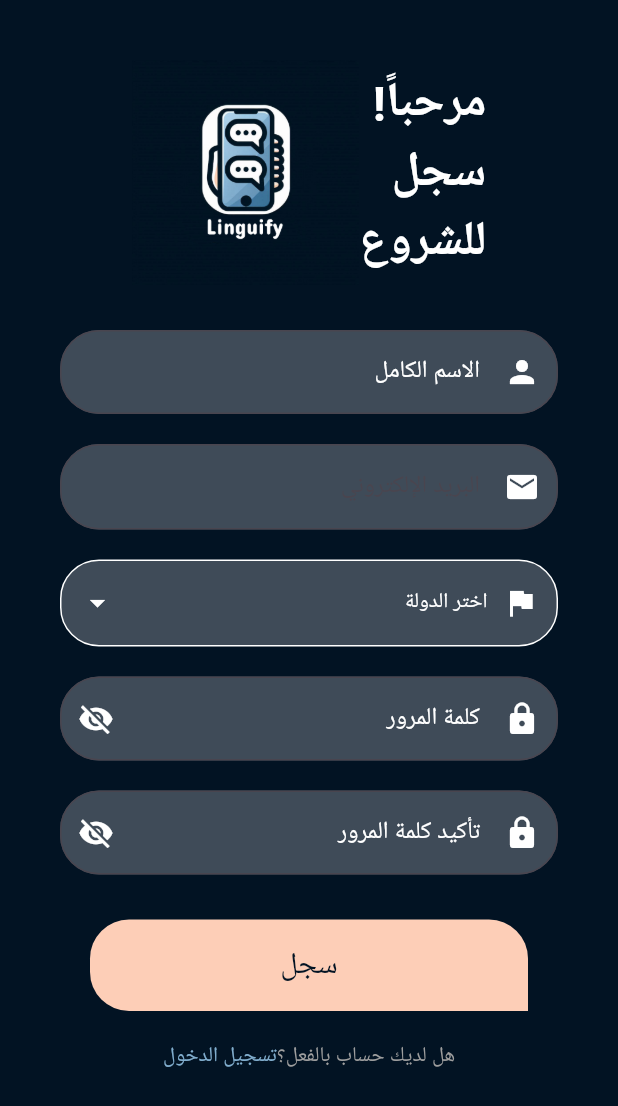
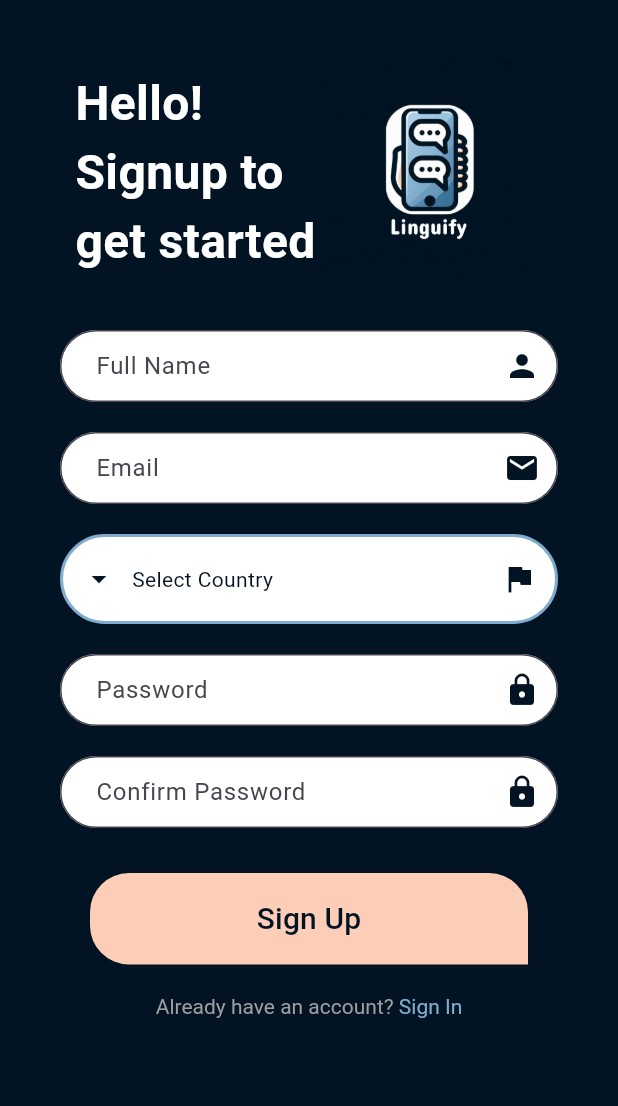
Before and after one commit to Hamza-ben-aicha/Linguify, a Flutter app: the SignUpPage screen opened directly, on a phone screen of 412 x 824 dp. Shown: the top 1106 px of the screen. Run offline on Flutter 3.47's test engine with Material 3 defaults, Android fonts, the phone set to English and light mode, and no system bars; our stand-ins replace cloud_firestore, country_picker, firebase_auth, firebase_core; accounts and stored records are empty; network calls fail.

Commit message:
login ,signup,complete account info 1 completed

```diff
--- a/lib/constants/Constants.dart
+++ b/lib/constants/Constants.dart
@@ -10,7 +10,9 @@ const Color SECONDARY_COLOR = Color(0xFFFFFFFF);
 const Color THIRD_COLOR = Color(0xFFFDCEB7);
 const Color FORTH_COLOR = Color(0xFF000000);
 const Color FIFTH_COLOR = Color(0xFF80ADCD);
-const Color SIXTH_COLOR = Color(0xFF80ADCD);
+const Color SIXTH_COLOR = Color(0xFF082D4D);
+const Color GREY_COLOR = Color(0xFF8D8D8D);
+
 /// --------------------------- END colors section ------
 
 ///-----------------------------icons url --------------
--- a/lib/l10n/intl_ar.arb
+++ b/lib/l10n/intl_ar.arb
@@ -1,21 +1,32 @@
 {
   "title": "Linguify",
   "app_short_description": "",
-  "_General": "*** العوالم العامة ***",
+  "_General": "*** كلمات عامة ***",
   "email": "البريد الإلكتروني",
   "password": "كلمة المرور",
   "fullname": "الاسم الكامل",
-  "select_country": "اختر الدولة",
+  "select_country": "اختر البلد",
   "confrim_password": "تأكيد كلمة المرور",
-  "forget_password": "هل نسيت كلمة المرور؟",
+  "forget_password": "نسيت كلمة المرور؟",
   "_SplashScreen": "*** شاشة البداية ***",
   "next": "التالي",
-  "_SignInScreen": "*** ترجمة شاشة تسجيل الدخول ***",
-  "welcome": "مرحباً مجدداً!\nأهلاً بك \nمن جديد",
+  "_SignInScreen": "*** شاشة تسجيل الدخول ***",
+  "welcome": "مرحبًا مجددًا!\nأهلاً بعودتك",
   "signin": "تسجيل الدخول",
   "dont_have_account": "ليس لديك حساب؟",
   "_SignUp_Screen": "*** شاشة التسجيل ***",
-  "gettin_start": "مرحباً!\nسجل\nللشروع",
-  "signup": "سجل",
-  "already_have_account": "هل لديك حساب بالفعل؟"
+  "gettin_start": "مرحبًا!\nسجل لتبدأ",
+  "signup": "تسجيل",
+  "already_have_account": "هل لديك حساب بالفعل؟",
+  "email_already_in_use": "البريد الإلكتروني مستخدم بالفعل",
+  "invalid_email": "البريد الإلكتروني غير صالح",
+  "weak_password": "كلمة المرور ضعيفة",
+  "unknown_error": "خطأ غير معروف",
+  "passwords_do_not_match": "كلمات المرور غير متطابقة",
+  "complete_accoun1": "أكمل معلومات حسابك\n1/2",
+  "complete_accoun2": "أكمل معلومات حسابك\n2/2",
+  "interests": "الاهتمامات",
+  "goals": "الأهداف",
+  "languages_to_learn": "اللغات التي تريد تعلمها",
+  "native_language": "لغتك الأم"
 }
--- a/lib/l10n/intl_en.arb
+++ b/lib/l10n/intl_en.arb
@@ -17,5 +17,19 @@
   "_SignUp_Screen": "*** SignUp Screen ***",
   "gettin_start": "Hello!\nSignup to\nget started",
   "signup": "Sign Up",
-  "already_have_account": "Already have an account? "
+  "already_have_account": "Already have an account? ",
+  "email_already_in_use": "Email already in use",
+  "invalid_email": "Invalid email",
+  "weak_password": "Weak password",
+  "unknown_error": "unknown_error",
+  "passwords_do_not_match": "Passwords do not match",
+  "complete_accoun1": "Complete Your Account Info\n1/2",
+  "complete_accoun2": "Complete Your Account Info\n2/2",
+  "interests": "Interests",
+  "goals": "Goals",
+  "languages_to_learn": "Languages you want to learn",
+  "native_language": "Your native languages",
+  "signup_failed": "signup failed",
+  "details_updated_successfully": "details updated successfully",
+  "failed_to_update_details": "failed to update details"
 }
--- a/lib/main.dart
+++ b/lib/main.dart
@@ -24,7 +24,7 @@ class MyApp extends StatelessWidget {
   @override
   Widget build(BuildContext context) {
     return MaterialApp(
-      locale: const Locale('ar'),
+      locale: const Locale('en'),
       debugShowCheckedModeBanner: false,
       localizationsDelegates: [
         S.delegate,
--- a/lib/models/User.dart
+++ b/lib/models/User.dart
@@ -1,6 +1,65 @@
-class User{
-   String username;
-   String email;
+class UserModel {
+   String? email;
+   String? password;
+   String? fullName;
+   String? country;
+   List<String>? interests;
+   List<String>? goals;
+   List<String>? languagesToLearn;
+   String? nativeLanguage;
+   String? accountImage;
+   DateTime? birthdate;
+   String? bio;
+   String? gender;
 
-   User(this.username, this.email);
+   UserModel({
+      this.email,
+      this.password,
+      this.fullName,
+      this.country,
+      this.interests,
+      this.goals,
+      this.languagesToLearn,
+      this.nativeLanguage,
+      this.accountImage,
+      this.birthdate,
+      this.bio,
+      this.gender,
+   });
+
+   // Convert UserModel to JSON
+   Map<String, dynamic> toJson() {
+      return {
+         'email': email,
+         'password': password,
+         'full_name': fullName,
+         'country': country,
+         'interests': interests,
+         'goals': goals,
+         'languages_to_learn': languagesToLearn,
+         'native_language': nativeLanguage,
+         'account_image': accountImage,
+         'birthdate': birthdate?.toIso8601String(),
+         'bio': bio,
+         'gender': gender,
+      };
+   }
+
+   // Create UserModel from JSON
+   factory UserModel.fromJson(Map<String, dynamic> json) {
+      return UserModel(
+         email: json['email'],
+         password: json['password'],
+         fullName: json['full_name'],
+         country: json['country'],
+         interests: List<String>.from(json['interests']),
+         goals: List<String>.from(json['goals']),
+         languagesToLearn: List<String>.from(json['languages_to_learn']),
+         nativeLanguage: json['native_language'],
+         accountImage: json['account_image'],
+         birthdate: DateTime.parse(json['birthdate']),
+         bio: json['bio'],
+         gender: json['gender'],
+      );
+   }
 }
--- a/lib/screens/SignUpPage.dart
+++ b/lib/screens/SignUpPage.dart
@@ -1,13 +1,17 @@
 import 'package:convocult/Constants/Constants.dart';
 import 'package:convocult/generated/l10n.dart';
+import 'package:convocult/screens/AccountInfoPage.dart';
 import 'package:convocult/screens/LoginPage.dart';
+import 'package:convocult/services/user_service.dart';
 import 'package:country_picker/country_picker.dart';
+import 'package:firebase_auth/firebase_auth.dart';
 import 'package:flutter/cupertino.dart';
 import 'package:flutter/gestures.dart';
 import 'package:flutter/material.dart';
+import 'package:cloud_firestore/cloud_firestore.dart';
+
 
 class SignUpPage extends StatefulWidget {
-
   SignUpPage({super.key});
 
   @override
@@ -16,7 +20,68 @@ class SignUpPage extends StatefulWidget {
 
 class _SignUpPageState extends State<SignUpPage> {
   Country? selectedCountry;
-  int i=0;
+
+  TextEditingController fullnameController = TextEditingController();
+  TextEditingController emailController = TextEditingController();
+  TextEditingController passwordController = TextEditingController();
+  TextEditingController confirmPasswordController = TextEditingController();
+
+  UserService _userServices = UserService(); // Initialize UserServices
+
+  @override
+  void dispose() {
+    fullnameController.dispose();
+    emailController.dispose();
+    passwordController.dispose();
+    confirmPasswordController.dispose();
+    super.dispose();
+  }
+
+  void signUp() async {
+    if (passwordController.text != confirmPasswordController.text) {
+      ScaffoldMessenger.of(context).showSnackBar(SnackBar(content: Text(S.of(context).passwords_do_not_match)));
+      return;
+    }
+
+    try {
+      User? user = await _userServices.signUp(
+        emailController.text.trim(),
+        passwordController.text.trim(),
+        fullnameController.text.trim(),
+        selectedCountry?.name ?? 'Not specified',
+      );
+
+      if (user != null) {
+        // Navigate to account info page and pass user UID
+        Navigator.pushReplacement(
+          context,
+          MaterialPageRoute(builder: (context) => AccountInfoPage(uid: user.uid)),
+        );
+      } else {
+        ScaffoldMessenger.of(context).showSnackBar(SnackBar(content: Text(S.of(context).signup_failed)));
+      }
+    } on FirebaseAuthException catch (e) {
+      String errorMessage;
+      switch (e.code) {
+        case 'email-already-in-use':
+          errorMessage = S.of(context).email_already_in_use;
+          break;
+        case 'invalid-email':
+          errorMessage = S.of(context).invalid_email;
+          break;
+        case 'weak-password':
+          errorMessage = S.of(context).weak_password;
+          break;
+        default:
+          errorMessage = S.of(context).unknown_error;
+      }
+      ScaffoldMessenger.of(context).showSnackBar(SnackBar(content: Text(errorMessage)));
+    } catch (e) {
+      print('Error signing up: $e');
+      ScaffoldMessenger.of(context).showSnackBar(SnackBar(content: Text(S.of(context).signup_failed)));
+    }
+  }
+
 
   @override
   Widget build(BuildContext context) {
@@ -33,7 +98,8 @@ class _SignUpPageState extends State<SignUpPage> {
               Row(
                 mainAxisAlignment: MainAxisAlignment.center,
                 children: [
-                  Text(S.of(context).gettin_start,
+                  Text(
+                    S.of(context).gettin_start,
                     style: TextStyle(
                       color: Colors.white,
                       fontSize: 32,
@@ -51,34 +117,47 @@ class _SignUpPageState extends State<SignUpPage> {
               Padding(
                 padding: const EdgeInsets.symmetric(horizontal: 20),
                 child: TextFormField(
+                  controller: fullnameController,
                   decoration: InputDecoration(
-                    labelText: S.of(context).fullname,
-                    labelStyle: TextStyle(color: Colors.white),
+                    hintText: S.of(context).fullname,
                     filled: true,
-                    fillColor: Colors.white24,
+                    fillColor: SECONDARY_COLOR,
+                    suffixIcon: Icon(Icons.person, color: PRIMARY_COLOR),
                     border: OutlineInputBorder(
-                      borderRadius: BorderRadius.circular(26),
+                      borderRadius: BorderRadius.circular(40),
+                      borderSide: BorderSide(color: FIFTH_COLOR, width: 2),
                     ),
-                    prefixIcon: Icon(Icons.person, color: Colors.white),
+                    focusedBorder: OutlineInputBorder(
+                      borderRadius: BorderRadius.circular(40),
+                      borderSide: BorderSide(color: THIRD_COLOR, width: 2),
+                    ),
+                    contentPadding: EdgeInsets.symmetric(horizontal: 20),
                   ),
-                  style: TextStyle(color: Colors.white),
+                  style: TextStyle(color: PRIMARY_COLOR),
                 ),
               ),
               SizedBox(height: 20),
               Padding(
                 padding: const EdgeInsets.symmetric(horizontal: 20),
                 child: TextFormField(
+                  controller: emailController,
                   decoration: InputDecoration(
                     hintText: S.of(context).email,
-                    labelStyle: TextStyle(color: Colors.white),
                     filled: true,
-                    fillColor: Colors.white24,
+                    fillColor: SECONDARY_COLOR,
+                    suffixIcon: Icon(Icons.email, color: PRIMARY_COLOR),
                     border: OutlineInputBorder(
-                      borderRadius: BorderRadius.circular(26),
+                      borderRadius: BorderRadius.circular(40),
+                      borderSide: BorderSide(color: FIFTH_COLOR, width: 2),
                     ),
-                    prefixIcon: Icon(Icons.email, color: Colors.white),
+                    focusedBorder: OutlineInputBorder(
+                      borderRadius: BorderRadius.circular(40),
+                      borderSide: BorderSide(color: THIRD_COLOR, width: 2),
+                    ),
+                    contentPadding: EdgeInsets.symmetric(horizontal: 20),
                   ),
-                  style: TextStyle(color: Colors.white),
+                  style: TextStyle(color: PRIMARY_COLOR),
+                  keyboardType: TextInputType.emailAddress,
                 ),
               ),
               SizedBox(height: 20),
@@ -99,22 +178,22 @@ class _SignUpPageState extends State<SignUpPage> {
                   child: Container(
                     padding: EdgeInsets.symmetric(vertical: 16, horizontal: 12),
                     decoration: BoxDecoration(
-                      color: Colors.white24,
-                      borderRadius: BorderRadius.circular(26),
-                      border: Border.all(color: Colors.white, width: 1),
+                      color: SECONDARY_COLOR,
+                      borderRadius: BorderRadius.circular(40),
+                      border: Border.all(color: FIFTH_COLOR, width: 2),
                     ),
                     child: Row(
                       children: [
-                        Icon(Icons.flag, color: Colors.white),
+                        Icon(Icons.arrow_drop_down, color: PRIMARY_COLOR),
                         SizedBox(width: 10),
                         Text(
                           selectedCountry == null
                               ? S.of(context).select_country
                               : selectedCountry!.name,
-                          style: TextStyle(color: Colors.white),
+                          style: TextStyle(color: PRIMARY_COLOR),
                         ),
                         Spacer(),
-                        Icon(Icons.arrow_drop_down, color: Colors.white),
+                        Icon(Icons.flag, color: PRIMARY_COLOR),
                       ],
                     ),
                   ),
@@ -124,18 +203,23 @@ class _SignUpPageState extends State<SignUpPage> {
               Padding(
                 padding: const EdgeInsets.symmetric(horizontal: 20),
                 child: TextFormField(
+                  controller: passwordController,
                   decoration: InputDecoration(
-                    labelText: S.of(context).password,
-                    labelStyle: TextStyle(color: Colors.white),
+                    hintText: S.of(context).password,
                     filled: true,
-                    fillColor: Colors.white24,
+                    fillColor: SECONDARY_COLOR,
+                    suffixIcon: Icon(Icons.lock, color: PRIMARY_COLOR),
                     border: OutlineInputBorder(
-                      borderRadius: BorderRadius.circular(26),
+                      borderRadius: BorderRadius.circular(40),
+                      borderSide: BorderSide(color: FIFTH_COLOR, width: 2),
                     ),
-                    prefixIcon: Icon(Icons.lock, color: Colors.white),
-                    suffixIcon: Icon(Icons.visibility_off, color: Colors.white),
+                    focusedBorder: OutlineInputBorder(
+                      borderRadius: BorderRadius.circular(40),
+                      borderSide: BorderSide(color: THIRD_COLOR, width: 2),
+                    ),
+                    contentPadding: EdgeInsets.symmetric(horizontal: 20),
                   ),
-                  style: TextStyle(color: Colors.white),
+                  style: TextStyle(color: PRIMARY_COLOR),
                   obscureText: true,
                 ),
               ),
@@ -143,18 +227,23 @@ class _SignUpPageState extends State<SignUpPage> {
               Padding(
                 padding: const EdgeInsets.symmetric(horizontal: 20),
                 child: TextFormField(
+                  controller: confirmPasswordController,
                   decoration: InputDecoration(
-                    labelText: S.of(context).confrim_password,
-                    labelStyle: TextStyle(color: Colors.white),
+                    hintText: S.of(context).confrim_password,
                     filled: true,
-                    fillColor: Colors.white24,
+                    fillColor: SECONDARY_COLOR,
+                    suffixIcon: Icon(Icons.lock, color: PRIMARY_COLOR),
                     border: OutlineInputBorder(
-                      borderRadius: BorderRadius.circular(26),
+                      borderRadius: BorderRadius.circular(40),
+                      borderSide: BorderSide(color: FIFTH_COLOR, width: 2),
                     ),
-                    prefixIcon: Icon(Icons.lock, color: Colors.white),
-                    suffixIcon: Icon(Icons.visibility_off, color: Colors.white),
+                    focusedBorder: OutlineInputBorder(
+                      borderRadius: BorderRadius.circular(40),
+                      borderSide: BorderSide(color: THIRD_COLOR, width: 2),
+                    ),
+                    contentPadding: EdgeInsets.symmetric(horizontal: 20),
                   ),
-                  style: TextStyle(color: Colors.white),
+                  style: TextStyle(color: PRIMARY_COLOR),
                   obscureText: true,
                 ),
               ),
@@ -176,8 +265,7 @@ class _SignUpPageState extends State<SignUpPage> {
                       ),
                     ),
                     onPressed: () {
-                      // Handle Sign Up action
-                      print("signup pressed ${i++} time");
+                      signUp();
                     },
                     child: Text(
                       S.of(context).signup,
@@ -200,11 +288,9 @@ class _SignUpPageState extends State<SignUpPage> {
                         ),
                         recognizer: TapGestureRecognizer()
                           ..onTap = () {
-                            // Handle Sign In action
                             Navigator.pushReplacement(
                               context,
-                              MaterialPageRoute(
-                                  builder: (context) => Loginpage()),
+                              MaterialPageRoute(builder: (context) => Loginpage()),
                             );
                           },
                       ),
--- /dev/null
+++ b/lib/services/AuthService.dart
@@ -0,0 +1,82 @@
+import 'package:cloud_firestore/cloud_firestore.dart';
+import 'package:firebase_auth/firebase_auth.dart';
+
+class Authservice {
+
+  ///instance of auth
+  final FirebaseAuth _auth = FirebaseAuth.instance;
+  final FirebaseFirestore _firestore = FirebaseFirestore.instance;
+
+  ///sign in
+  // Future<UserCredential> signInWithEmailPassword(String email,password) async {
+  //   try{
+  //     UserCredential userCredential = await _auth.signInWithEmailAndPassword(email: email, password: password);
+  //     return userCredential;
+  //   } on FirebaseAuthException catch (e){
+  //     throw Exception(e.code);
+  //   }
+  // }
+
+  /// Sign in
+  Future<Map<String, dynamic>> signInWithEmailPassword(String email, String password) async {
+    try {
+      UserCredential userCredential = await _auth.signInWithEmailAndPassword(email: email, password: password);
+      String? token = await userCredential.user?.getIdToken();
+
+      DocumentSnapshot userDoc = await _firestore.collection('users').doc(userCredential.user?.uid).get();
+
+      if (userDoc.exists) {
+        print("user token : {$token}");
+        print("user data : ${userDoc.data().toString()}");
+        print("user data ---------- \n : ${userDoc.data()}");
+
+        return {
+          'token': token,
+          'userData': userDoc.data(),
+        };
+      } else {
+        throw Exception('User document does not exist');
+      }
+    } on FirebaseAuthException catch (e) {
+      throw Exception(e.code);
+    }
+  }
+  ///sign up
+  // Future<UserCredential> signUpWithEmailPassword(String email,password) async {
+  //   try{
+  //     UserCredential userCredential = await  _auth.createUserWithEmailAndPassword(email: email, password: password);
+  //     return userCredential;
+  //   } on FirebaseAuthException catch (e){
+  //     throw Exception(e.code);
+  //   }
+  // }
+
+  Future<void> signUpWithEmailPassword({
+    required String email,
+    required String password,
+    required String fullName,
+    required String country,
+  }) async {
+    try {
+      UserCredential userCredential = await _auth.createUserWithEmailAndPassword(
+        email: email,
+        password: password,
+      );
+
+      await userCredential.user?.updateDisplayName(fullName);
+
+      // Save additional user data to Firestore
+      await _firestore.collection('users').doc(userCredential.user?.uid).set({
+        'full_name': fullName,
+        'email': email,
+        'country': country,
+      });
+    } on FirebaseAuthException catch (e) {
+      throw e; // Rethrow the error so it can be handled in the UI
+    }
+  }
+  ///sign out
+
+  ///errors
+
+}
--- /dev/null
+++ b/lib/services/FirebaseService.dart
@@ -0,0 +1,25 @@
+import 'package:firebase_auth/firebase_auth.dart';
+import 'package:cloud_firestore/cloud_firestore.dart';
+
+class FirebaseService {
+  // Private constructor
+  FirebaseService._privateConstructor();
+
+  // Singleton instance
+  static final FirebaseService instance = FirebaseService._privateConstructor();
+
+  // Public factory
+  factory FirebaseService() {
+    return instance;
+  }
+
+  // Firebase Auth instance
+  final FirebaseAuth _auth = FirebaseAuth.instance;
+
+  // Firestore instance
+  final FirebaseFirestore _firestore = FirebaseFirestore.instance;
+
+  // Getters to expose the Firebase instances
+  FirebaseAuth get auth => _auth;
+  FirebaseFirestore get firestore => _firestore;
+}
--- a/pubspec.yaml
+++ b/pubspec.yaml
@@ -43,6 +43,8 @@ dependencies:
   flutter_localizations:
     sdk: flutter
   intl: any
+  firebase_auth: ^5.1.1
+  cloud_firestore: ^5.0.2
 
 dev_dependencies:
   flutter_test:
```
Also changed, not shown: lib/screens/AccountInfoPage.dart (added, +205 -0 lines), lib/screens/HomePage.dart (added, +9 -0 lines), lib/screens/LoginPage.dart (+41 -7 lines), lib/services/user_service.dart (added, +81 -0 lines), lib/firebase_options.dart, lib/generated/intl/messages_ar.dart, lib/generated/intl/messages_en.dart, lib/generated/l10n.dart, pubspec.lock, 2 other files.
